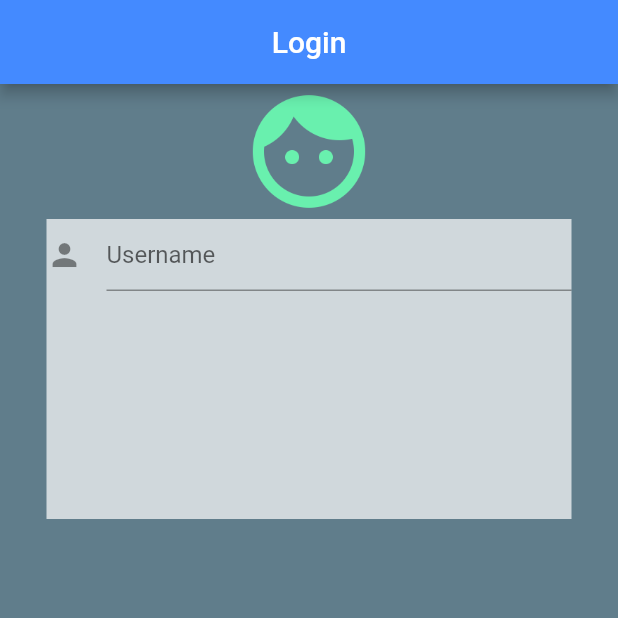
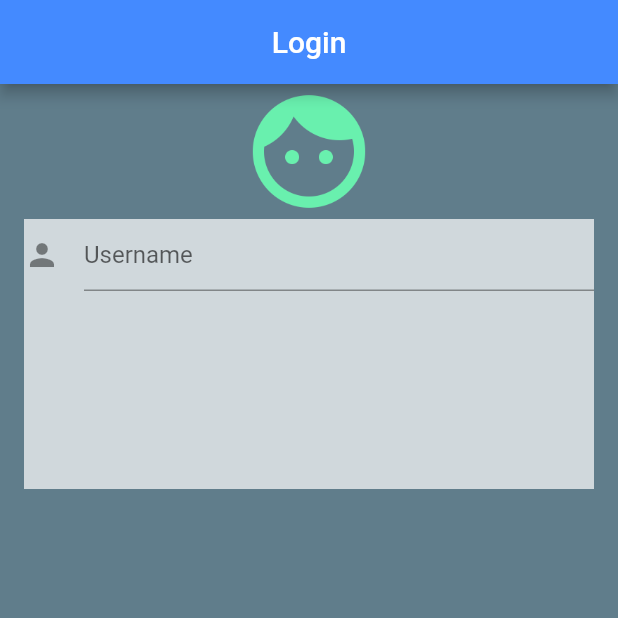
Before and after one commit to ashenmalaka/Flutter_Login_App, a Flutter app: the screen it shows after launch, on a phone screen of 412 x 824 dp, the top half of it. Run offline on Flutter 3.47's test engine with Material 2 defaults, Android fonts, the phone set to English and light mode, and no system bars.

Commit message:
Changed dimensions of a container

```diff
--- a/lib/ui/login.dart
+++ b/lib/ui/login.dart
@@ -38,8 +38,8 @@ class LoginState extends State<Login>{
 
             //form
             new Container(
-              height: 200.0,
-              width: 350.0,
+              height: 180.0,
+              width: 380.0,
               color: Colors.white70,
               child: new Column(
                 children: <Widget>[
```
